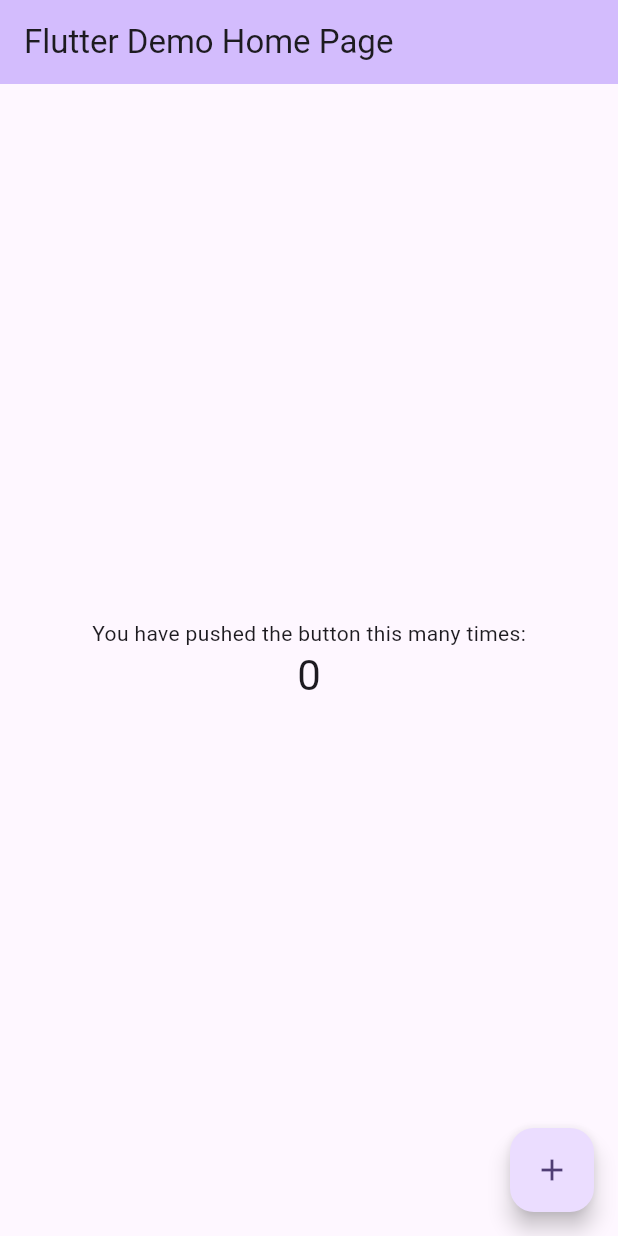
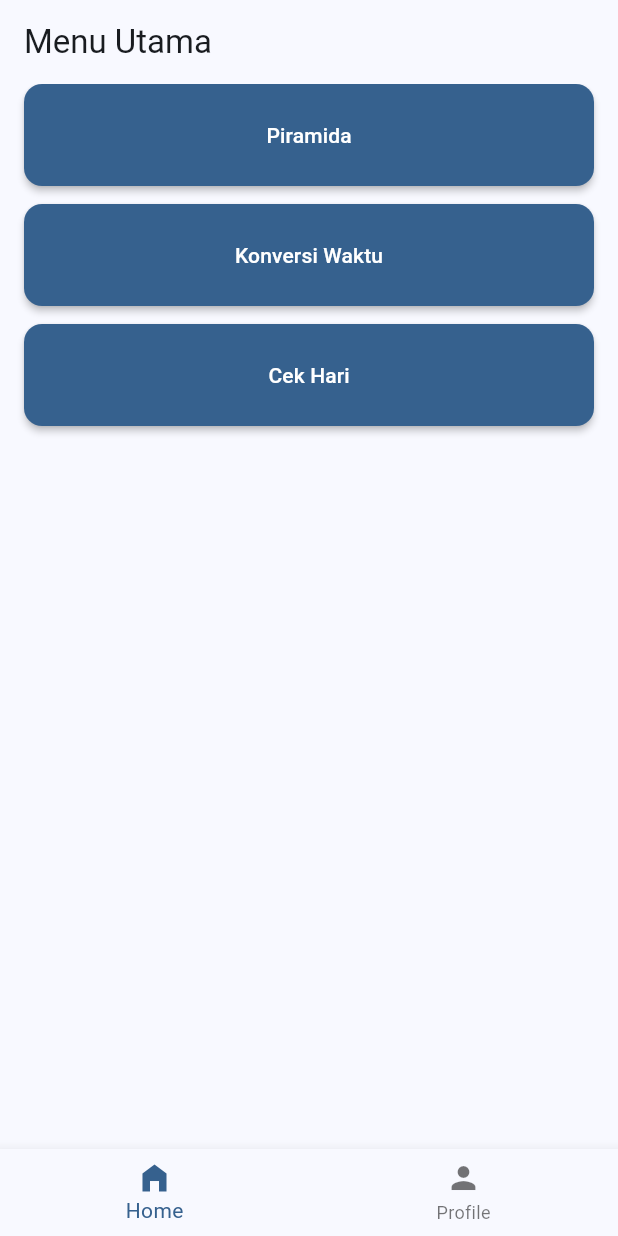
Before and after one commit to AfifJ/pam-kuis-2, a Flutter app: the screen it shows after launch, on a phone screen of 412 x 824 dp. Run offline on Flutter 3.47's test engine with Material 3 defaults, Android fonts, the phone set to English and light mode, and no system bars.

Commit message:
selesai kuis

```diff
--- a/lib/main.dart
+++ b/lib/main.dart
@@ -1,4 +1,5 @@
 import 'package:flutter/material.dart';
+import 'package:kuis_2/screens/home_page.dart';
 
 void main() {
   runApp(const MyApp());
@@ -6,120 +7,15 @@ void main() {
 
 class MyApp extends StatelessWidget {
   const MyApp({super.key});
-
-  // This widget is the root of your application.
   @override
   Widget build(BuildContext context) {
     return MaterialApp(
       title: 'Flutter Demo',
       theme: ThemeData(
-        // This is the theme of your application.
-        //
-        // TRY THIS: Try running your application with "flutter run". You'll see
-        // the application has a purple toolbar. Then, without quitting the app,
-        // try changing the seedColor in the colorScheme below to Colors.green
-        // and then invoke "hot reload" (save your changes or press the "hot
-        // reload" button in a Flutter-supported IDE, or press "r" if you used
-        // the command line to start the app).
-        //
-        // Notice that the counter didn't reset back to zero; the application
-        // state is not lost during the reload. To reset the state, use hot
-        // restart instead.
-        //
-        // This works for code too, not just values: Most code changes can be
-        // tested with just a hot reload.
-        colorScheme: ColorScheme.fromSeed(seedColor: Colors.deepPurple),
+        colorScheme: ColorScheme.fromSeed(seedColor: Colors.blue),
         useMaterial3: true,
       ),
-      home: const MyHomePage(title: 'Flutter Demo Home Page'),
+      home: HomePage(),
     );
   }
 }
-
-class MyHomePage extends StatefulWidget {
-  const MyHomePage({super.key, required this.title});
-
-  // This widget is the home page of your application. It is stateful, meaning
-  // that it has a State object (defined below) that contains fields that affect
-  // how it looks.
-
-  // This class is the configuration for the state. It holds the values (in this
-  // case the title) provided by the parent (in this case the App widget) and
-  // used by the build method of the State. Fields in a Widget subclass are
-  // always marked "final".
-
-  final String title;
-
-  @override
-  State<MyHomePage> createState() => _MyHomePageState();
-}
-
-class _MyHomePageState extends State<MyHomePage> {
-  int _counter = 0;
-
-  void _incrementCounter() {
-    setState(() {
-      // This call to setState tells the Flutter framework that something has
-      // changed in this State, which causes it to rerun the build method below
-      // so that the display can reflect the updated values. If we changed
-      // _counter without calling setState(), then the build method would not be
-      // called again, and so nothing would appear to happen.
-      _counter++;
-    });
-  }
-
-  @override
-  Widget build(BuildContext context) {
-    // This method is rerun every time setState is called, for instance as done
-    // by the _incrementCounter method above.
-    //
-    // The Flutter framework has been optimized to make rerunning build methods
-    // fast, so that you can just rebuild anything that needs updating rather
-    // than having to individually change instances of widgets.
-    return Scaffold(
-      appBar: AppBar(
-        // TRY THIS: Try changing the color here to a specific color (to
-        // Colors.amber, perhaps?) and trigger a hot reload to see the AppBar
-        // change color while the other colors stay the same.
-        backgroundColor: Theme.of(context).colorScheme.inversePrimary,
-        // Here we take the value from the MyHomePage object that was created by
-        // the App.build method, and use it to set our appbar title.
-        title: Text(widget.title),
-      ),
-      body: Center(
-        // Center is a layout widget. It takes a single child and positions it
-        // in the middle of the parent.
-        child: Column(
-          // Column is also a layout widget. It takes a list of children and
-          // arranges them vertically. By default, it sizes itself to fit its
-          // children horizontally, and tries to be as tall as its parent.
-          //
-          // Column has various properties to control how it sizes itself and
-          // how it positions its children. Here we use mainAxisAlignment to
-          // center the children vertically; the main axis here is the vertical
-          // axis because Columns are vertical (the cross axis would be
-          // horizontal).
-          //
-          // TRY THIS: Invoke "debug painting" (choose the "Toggle Debug Paint"
-          // action in the IDE, or press "p" in the console), to see the
-          // wireframe for each widget.
-          mainAxisAlignment: MainAxisAlignment.center,
-          children: <Widget>[
-            const Text(
-              'You have pushed the button this many times:',
-            ),
-            Text(
-              '$_counter',
-              style: Theme.of(context).textTheme.headlineMedium,
-            ),
-          ],
-        ),
-      ),
-      floatingActionButton: FloatingActionButton(
-        onPressed: _incrementCounter,
-        tooltip: 'Increment',
-        child: const Icon(Icons.add),
-      ), // This trailing comma makes auto-formatting nicer for build methods.
-    );
-  }
-}
--- /dev/null
+++ b/lib/screens/home_page.dart
@@ -0,0 +1,74 @@
+import 'package:flutter/material.dart';
+import 'package:kuis_2/screens/cek_hari_page.dart';
+import 'package:kuis_2/screens/konversi_waktu_page.dart';
+import 'package:kuis_2/screens/piramid_page.dart';
+import 'package:kuis_2/screens/profile_page.dart';
+import 'package:kuis_2/shared/custom_button.dart';
+import 'package:kuis_2/shared/navigate_to.dart';
+
+class HomePage extends StatefulWidget {
+  const HomePage({super.key});
+
+  @override
+  State<HomePage> createState() => _HomePageState();
+}
+
+class _HomePageState extends State<HomePage> {
+  int _currentMenu = 0;
+
+  @override
+  Widget build(BuildContext context) {
+    return Scaffold(
+        appBar: AppBar(
+          title: Text(_currentMenu == 0 ? "Menu Utama" : "Profile"),
+        ),
+        body: _currentMenu == 0
+            ? Container(
+                padding: const EdgeInsets.symmetric(horizontal: 16),
+                child: Column(
+                  children: [
+                    customButton(
+                        context: context,
+                        onPressed: () {
+                          navigateTo(context: context, target: PiramidPage());
+                        },
+                        child: const Text("Piramida")),
+                    SizedBox(
+                      height: 12,
+                    ),
+                    customButton(
+                        context: context,
+                        onPressed: () {
+                          navigateTo(
+                              context: context, target: KonversiWaktuPage());
+                        },
+                        child: const Text("Konversi Waktu")),
+                    SizedBox(
+                      height: 12,
+                    ),
+                    customButton(
+                        context: context,
+                        onPressed: () {
+                          navigateTo(context: context, target: CekHariPage());
+                        },
+                        child: const Text("Cek Hari")),
+                  ],
+                ),
+              )
+            : const ProfilePage(),
+        bottomNavigationBar: BottomNavigationBar(
+            currentIndex: _currentMenu, // Tambahkan currentIndex
+            onTap: (value) {
+              setState(() {
+                _currentMenu = value;
+                debugPrint(_currentMenu.toString());
+              });
+            },
+            items: const [
+              BottomNavigationBarItem(
+                  icon: Icon(Icons.home_filled), label: "Home"),
+              BottomNavigationBarItem(
+                  icon: Icon(Icons.person), label: "Profile"),
+            ]));
+  }
+}
--- /dev/null
+++ b/lib/shared/custom_button.dart
@@ -0,0 +1,20 @@
+import 'package:flutter/material.dart';
+
+Widget customButton(
+    {required BuildContext context,
+    required VoidCallback? onPressed,
+    Widget? child}) {
+  return SizedBox(
+    width: MediaQuery.of(context).size.width,
+    child: MaterialButton(
+      padding: EdgeInsets.symmetric(vertical: 24),
+      onPressed: onPressed,
+      shape: RoundedRectangleBorder(
+        borderRadius: BorderRadius.circular(12),
+      ),
+      color: Theme.of(context).primaryColor,
+      textColor: Colors.white,
+      child: child,
+    ),
+  );
+}
--- /dev/null
+++ b/lib/shared/navigate_to.dart
@@ -0,0 +1,4 @@
+import 'package:flutter/material.dart';
+
+navigateTo({required BuildContext context, required Widget target}) =>
+    Navigator.push(context, MaterialPageRoute(builder: (context) => target));
--- a/pubspec.yaml
+++ b/pubspec.yaml
@@ -35,6 +35,7 @@ dependencies:
   # The following adds the Cupertino Icons font to your application.
   # Use with the CupertinoIcons class for iOS style icons.
   cupertino_icons: ^1.0.8
+  intl: ^0.19.0
 
 dev_dependencies:
   flutter_test:
```
Also changed, not shown: lib/screens/cek_hari_page.dart (added, +128 -0 lines), lib/screens/konversi_waktu_page.dart (added, +154 -0 lines), lib/screens/piramid_page.dart (added, +154 -0 lines), lib/screens/profile_page.dart (added, +49 -0 lines), lib/shared/custom_decoraton.dart (added, +8 -0 lines), pubspec.lock, 1 other file.
